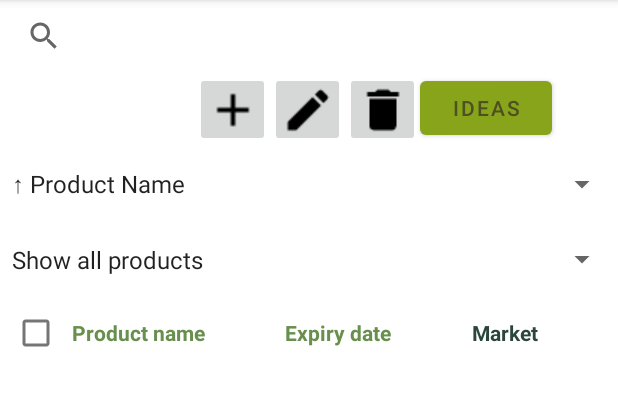
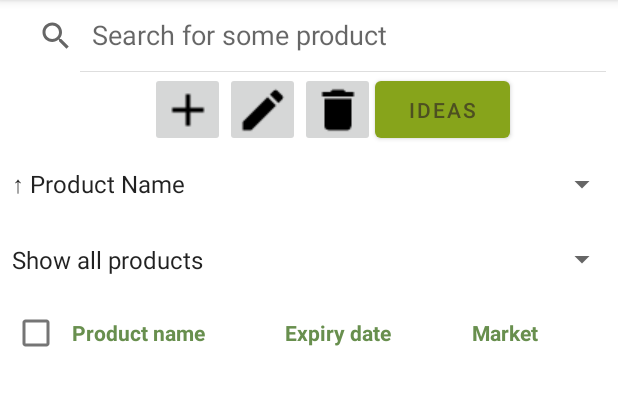
Before and after one commit to marinkovam/GroceryList, an Android app: the screen it shows after launch (MainActivity), on a phone screen of 412 x 824 dp, the part 84-490 px from its top. Run offline under Robolectric (Android 15) with nearby library versions, the phone set to English and light mode, and no system bars.

Commit message:
promeni1

```diff
--- a/app/src/main/java/com/example/grocerylist/MainActivity.java
+++ b/app/src/main/java/com/example/grocerylist/MainActivity.java
@@ -66,9 +66,9 @@ public class MainActivity extends AppCompatActivity {
     String WANT_TO_DELETE_ALL_THE_ITEMS = "Are you sure you want to delete all the items?";
     String YES = "Yes";
     String NO = "NO";
-    String ITEM_NAME_STR = "Item name";
+    String ITEM_NAME_STR = "Product name";
     String EXPIRY_DATE_STR = "Expiry date";
-    String WHEREABOUTS_STR = "Whereabouts";
+    String WHEREABOUTS_STR = "Market";
 
    /// @RequiresApi(api = Build.VERSION_CODES.KITKAT)
     ////@Override
@@ -77,6 +77,7 @@ public class MainActivity extends AppCompatActivity {
        /// dataManager = new DataManager(this);
         //initializeListAndSpinners();
     //}
+
 
     @RequiresApi(api = Build.VERSION_CODES.KITKAT)
     @Override
--- a/app/src/main/res/layout/activity_ideas.xml
+++ b/app/src/main/res/layout/activity_ideas.xml
@@ -9,7 +9,7 @@
 
         android:id="@+id/list"
         android:scrollbars="vertical"
-        android:layout_marginTop="61dp"
+        android:layout_marginTop="10dp"
         android:layout_width="match_parent"
         android:layout_height="match_parent"/>
 
--- a/app/src/main/res/layout/activity_main.xml
+++ b/app/src/main/res/layout/activity_main.xml
@@ -6,9 +6,12 @@
 
     <SearchView
         android:id="@+id/searchView"
+        android:hint="@string/search_for_some_product"
         android:layout_width="match_parent"
         android:layout_marginLeft="5dp"
-        android:autofillHints="@string/add_item"
+        android:autofillHints="@string/search_for_some_product"
+        android:iconifiedByDefault="false"
+        android:queryHint="Search for some product"
         android:layout_height="wrap_content">
 
     </SearchView>
@@ -23,7 +26,7 @@
             android:layout_width="50dp"
             android:layout_height="50dp"
             android:layout_weight="0"
-            android:layout_marginLeft="130dp"
+            android:layout_marginLeft="100dp"
             android:onClick="addItem"
             app:srcCompat="@drawable/baseline_add_black_36"
             android:contentDescription="@string/add_item" />
@@ -46,8 +49,8 @@
 
         <Button
             android:id="@+id/button"
-            android:layout_width="wrap_content"
-            android:layout_height="wrap_content"
+            android:layout_width="90dp"
+            android:layout_height="50dp"
             android:text="IDEAS" />
 
     </LinearLayout>
@@ -115,9 +118,9 @@
                     </TextView>
 
                     <TextView android:textStyle="bold"
+                        android:textColor="#688f4e"
                         android:textColorHighlight="#b1d182"
                         android:textColorLink="#2b463c"
-                        android:textColor="#2b463c"
                         android:text="@string/MarketHeader"
                         android:paddingRight="5dp">
                     </TextView>
--- a/app/src/main/res/layout/activity_my_adapter.xml
+++ b/app/src/main/res/layout/activity_my_adapter.xml
@@ -4,7 +4,7 @@
     xmlns:card_view="http://schemas.android.com/apk/res-auto"
     xmlns:tools="http://schemas.android.com/tools"
     android:layout_width="wrap_content"
-    android:layout_height="wrap_content"
+    android:layout_height="650dp"
     android:layout_margin="5dp"
     card_view:cardCornerRadius="10dp"
     card_view:cardBackgroundColor="#c5e1a5"
--- a/app/src/main/res/values/strings.xml
+++ b/app/src/main/res/values/strings.xml
@@ -11,6 +11,7 @@
     <string name="itemHeader">Items</string>
     <string name="expiryDateHeader">Expiry date</string>
     <string name="MarketHeader">Market</string>
+    <string name="search_for_some_product">search for some product</string>
 
     <string-array name="sortBy">
         <item id="0">↑ Product Name</item>
```
Also changed, not shown: app/src/main/java/com/example/grocerylist/IdeasActivity.java (+7 -7 lines).
